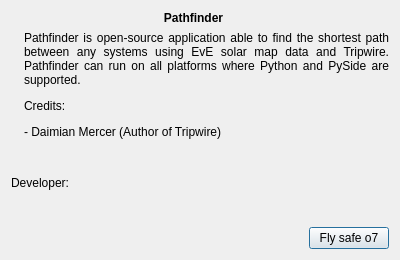
Qt form resources/ui/gui_about.ui (farshield/shortcircuit) before a commit.
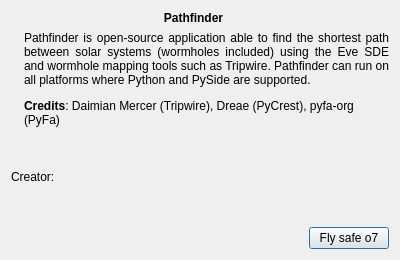
The same form after that commit. Icons and pictures are not drawn.

Commit message: - changed app icon - changed font family to a safer one - build script for windows executable

```diff
--- a/resources/ui/gui_about.ui
+++ b/resources/ui/gui_about.ui
@@ -28,6 +28,11 @@
     <height>260</height>
    </size>
   </property>
+  <property name="font">
+   <font>
+    <family>Arial</family>
+   </font>
+  </property>
   <property name="windowTitle">
    <string>About Pathfinder</string>
   </property>
@@ -101,8 +106,11 @@
      </item>
      <item>
       <widget class="QLabel" name="label_2">
+       <property name="styleSheet">
+        <string notr="true"/>
+       </property>
        <property name="text">
-        <string>&lt;html&gt;&lt;head/&gt;&lt;body&gt;&lt;p align=&quot;justify&quot;&gt;Pathfinder is open-source application able to find the shortest path between any systems using EvE solar map data and Tripwire. Pathfinder can run on all platforms where Python and PySide are supported.&lt;/p&gt;&lt;p align=&quot;justify&quot;&gt;Credits:&lt;/p&gt;&lt;p align=&quot;justify&quot;&gt;- Daimian Mercer (Author of Tripwire)&lt;/p&gt;&lt;/body&gt;&lt;/html&gt;</string>
+        <string>&lt;html&gt;&lt;head/&gt;&lt;body&gt;&lt;p align=&quot;justify&quot;&gt;Pathfinder is open-source application able to find the shortest path between solar systems (wormholes included) using the Eve SDE and wormhole mapping tools such as Tripwire. Pathfinder can run on all platforms where Python and PySide are supported.&lt;/p&gt;&lt;p&gt;&lt;span style=&quot; font-weight:600;&quot;&gt;Credits&lt;/span&gt;: Daimian Mercer (Tripwire), Dreae (PyCrest), pyfa-org (PyFa)&lt;/p&gt;&lt;/body&gt;&lt;/html&gt;</string>
        </property>
        <property name="alignment">
         <set>Qt::AlignLeading|Qt::AlignLeft|Qt::AlignTop</set>
@@ -123,7 +131,7 @@
       </sizepolicy>
      </property>
      <property name="text">
-      <string>Developer:</string>
+      <string>Creator:</string>
      </property>
     </widget>
    </item>
```
The commit also changes 13 other files.
